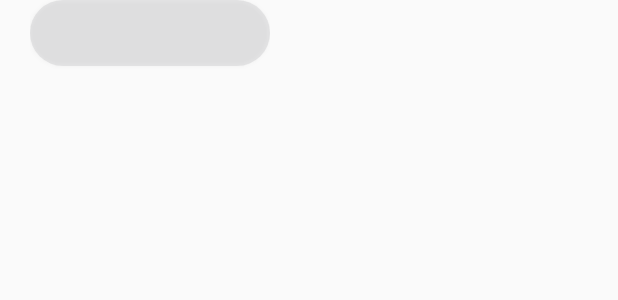
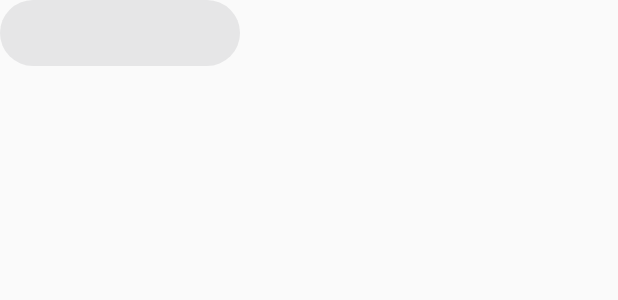
Before and after one commit to rohan35/NewValley, an Android app: the layout category_item_layout.xml on its own in the app's theme, with its tools: preview values and no code run, on a phone screen of 412 x 824 dp. Shown: the top 300 px of the screen. Run offline under Robolectric (Android 15) with nearby library versions, the phone set to English and light mode, and no system bars.

Commit message:
added grid view spacing

```diff
--- a/app/build.gradle
+++ b/app/build.gradle
@@ -80,6 +80,8 @@ dependencies {
     testImplementation "org.powermock:powermock-api-mockito2:2.0.2"
     implementation "androidx.arch.core:core-testing:2.1.0"
     testImplementation 'org.mockito:mockito-inline:2.13.0'
+    testImplementation 'com.nhaarman.mockitokotlin2:mockito-kotlin:2.0.0'
+            testImplementation "org.jetbrains.kotlinx:kotlinx-coroutines-test:1.3.6"
 
 
 }
--- a/app/src/main/java/com/raydevelopers/newvalley/data/transformer/AllChannelsMergeTransformer.kt
+++ b/app/src/main/java/com/raydevelopers/newvalley/data/transformer/AllChannelsMergeTransformer.kt
@@ -24,6 +24,7 @@ class AllChannelsMergeTransformer : AllChannelMergeUseCase {
         val headerList = ArrayList<ComponentViewType>()
         val sectionList = ArrayList<ComponentViewType>()
         var currentItemIndex =0;
+        headerList.add((SingleHeaderItem("Channels")))
         // add new episodes
         var newEpisodeHeaderItem = SingleHeaderItem("New Episode")
         headerList.add(newEpisodeHeaderItem)
--- a/app/src/main/java/com/raydevelopers/newvalley/ui/adapters/SectionListRecyclerAdapter.kt
+++ b/app/src/main/java/com/raydevelopers/newvalley/ui/adapters/SectionListRecyclerAdapter.kt
@@ -57,7 +57,9 @@ class SectionListRecyclerAdapter(private var mComponentArrayList: List<Component
     }
 
     override fun getItemCount(): Int {
-        return mComponentArrayList.size;
+        return mComponentArrayList.size
+        // you can return the size
+        //return mComponentArrayList.size;
     }
 
     override fun getItemViewType(position: Int): Int {
--- a/app/src/main/java/com/raydevelopers/newvalley/ui/fragments/AllChannelsFragment.kt
+++ b/app/src/main/java/com/raydevelopers/newvalley/ui/fragments/AllChannelsFragment.kt
@@ -46,6 +46,7 @@ class AllChannelsFragment : Fragment() {
             {
                 mAdapter = AllChannelsRecyclerAdapter(adapterInfo)
                 mBinding?.recyclerView?.adapter = mAdapter
+                mBinding?.recyclerView?.setHasFixedSize(true)
                 mBinding?.loader?.visibility = View.GONE
             }
 
--- a/app/src/main/java/com/raydevelopers/newvalley/viewmodels/AllChannelsViewModel.kt
+++ b/app/src/main/java/com/raydevelopers/newvalley/viewmodels/AllChannelsViewModel.kt
@@ -121,6 +121,4 @@ class AllChannelsViewModel(
             )
         }
     }
-
-
 }
--- a/app/src/main/res/layout/category_item_layout.xml
+++ b/app/src/main/res/layout/category_item_layout.xml
@@ -10,17 +10,17 @@
 
     <LinearLayout xmlns:android="http://schemas.android.com/apk/res/android"
         android:layout_width="@dimen/dp_160"
-        android:layout_height="@dimen/dp_60"
-        android:layout_marginStart="@dimen/dp_20">
+        android:layout_height="@dimen/dp_60">
 
-        <androidx.appcompat.widget.AppCompatButton
+        <TextView
             android:id="@+id/category_ttile"
             android:layout_width="match_parent"
             android:layout_height="match_parent"
             android:layout_marginBottom="@dimen/dp_16"
             android:background="@drawable/round_corner_btn_bg"
-
             android:text="@{categoryName.name}"
+            android:textAllCaps="false"
+            android:gravity="center"
             android:textAlignment="center"
             android:textColor="@color/colorWhite"
             android:textSize="@dimen/sp_16"
--- a/app/src/main/res/layout/channel_section_header_layout.xml
+++ b/app/src/main/res/layout/channel_section_header_layout.xml
@@ -49,7 +49,7 @@
         app:layout_constraintTop_toBottomOf="@id/sectionTitle"
         android:layout_marginStart="@dimen/dp_14"
         tools:text="12 Episodes"
-        android:text="@{String.format(channelItem.mediaCount.toString(),@string/episode_text)}"
+        android:text="@{@string/episode_text(channelItem.mediaCount.toString())}"
         android:textColor="@color/color_95989D"
         android:textSize="@dimen/sp_16"
         tools:layout_editor_absoluteX="156dp"
--- a/app/src/main/res/layout/new_episode_item_layout.xml
+++ b/app/src/main/res/layout/new_episode_item_layout.xml
@@ -53,6 +53,7 @@
             android:text="@{newEpisodeItem.channel.title}"
             android:textColor="@color/color_95989D"
             android:textSize="@dimen/sp_13"
+            android:textAllCaps="true"
             app:layout_constraintStart_toStartOf="parent"
             app:layout_constraintTop_toBottomOf="@id/item_title"
             tools:layout_editor_absoluteX="38dp"
--- a/app/src/main/res/layout/single_text_header_layout.xml
+++ b/app/src/main/res/layout/single_text_header_layout.xml
@@ -19,6 +19,7 @@
             android:layout_height="wrap_content"
             android:text="@{item.title}"
             android:textSize="@dimen/sp_20"
+            android:layout_marginTop="@dimen/dp_30"
             android:textColor="@color/color_95989D"
             android:layout_marginStart="@dimen/dp_20"
             app:layout_constraintTop_toTopOf="parent" />
--- a/app/src/main/res/values/dimen.xml
+++ b/app/src/main/res/values/dimen.xml
@@ -22,4 +22,5 @@
     <dimen name="dp_172">172dp</dimen>
     <dimen name="dp_148">148dp</dimen>
     <dimen name="dp_281">281dp</dimen>
+    <dimen name="dp_1">1dp</dimen>
 </resources>
```
Also changed, not shown: app/src/main/java/com/raydevelopers/newvalley/ui/adapters/AllChannelsRecyclerAdapter.kt (+21 -5 lines), app/src/main/java/com/raydevelopers/newvalley/ui/bindingadapter/ImageBindingAdapter.kt (+16 -1 lines).
